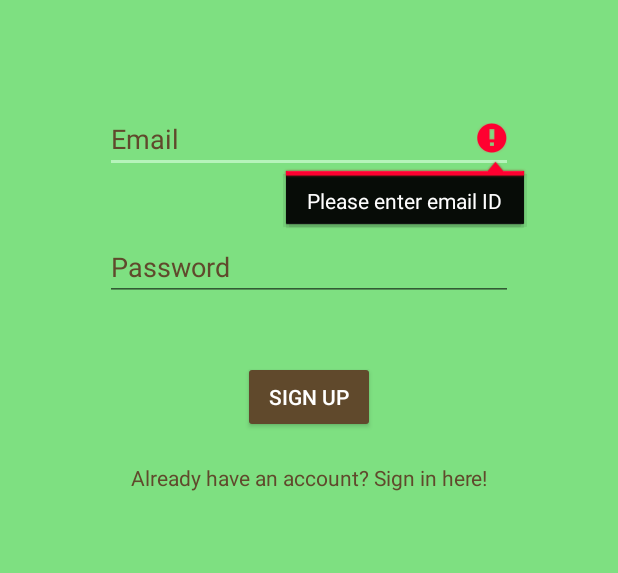
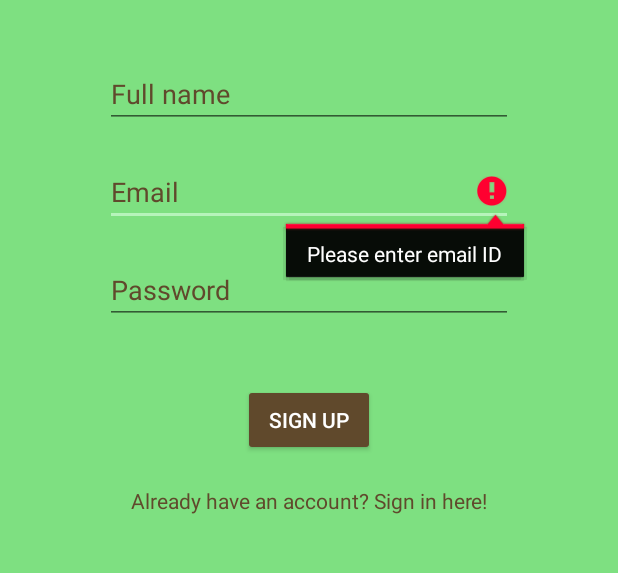
Before and after one commit to zeronid/DigitalGarden, an Android app: the SignUpActivity screen opened directly, with no data from a screen before it, after a tap on "SIGN UP", on a phone screen of 412 x 824 dp, the part 306-879 px from its top. Run offline under Robolectric (Android 15) with nearby library versions, the phone set to English and light mode, and no system bars; our stand-ins replace Firebase (no records; nobody signed in at launch, a user with empty details on screens opened directly).

Commit message:
1.Implemented a firebase database that stores: name,email,UID.

```diff
--- a/app/build.gradle
+++ b/app/build.gradle
@@ -31,4 +31,5 @@ dependencies {
     implementation 'androidx.recyclerview:recyclerview:1.1.0'
     implementation 'com.google.firebase:firebase-analytics:17.2.3'
     implementation 'com.google.firebase:firebase-auth:19.3.0'
+    implementation 'com.google.firebase:firebase-firestore:21.4.1'
 }
--- a/app/src/main/java/com/example/digitalgarden/activities/CreatePlantActivity.java
+++ b/app/src/main/java/com/example/digitalgarden/activities/CreatePlantActivity.java
@@ -134,8 +134,8 @@ public class CreatePlantActivity extends AppCompatActivity {
     public String saveImageToInternalStorage(Bitmap image) {
         try {
             String unique = UUID.randomUUID().toString();
-            FileOutputStream fos = openFileOutput(unique + ".png", Context.MODE_PRIVATE);
-            image.compress(Bitmap.CompressFormat.PNG, 100, fos);
+            FileOutputStream fos = openFileOutput(unique + ".JPEG", Context.MODE_PRIVATE);
+            image.compress(Bitmap.CompressFormat.JPEG, 100, fos);
             fos.close();
             return unique;
         } catch (Exception e) {
--- a/app/src/main/java/com/example/digitalgarden/activities/LoginActivity.java
+++ b/app/src/main/java/com/example/digitalgarden/activities/LoginActivity.java
@@ -18,6 +18,8 @@ import com.google.android.gms.tasks.Task;
 import com.google.firebase.auth.AuthResult;
 import com.google.firebase.auth.FirebaseAuth;
 import com.google.firebase.auth.FirebaseUser;
+
+import java.util.Objects;
 
 public class LoginActivity extends AppCompatActivity {
 
@@ -47,7 +49,7 @@ public class LoginActivity extends AppCompatActivity {
             @Override
             public void onAuthStateChanged(@NonNull FirebaseAuth firebaseAuth) {
                 FirebaseUser mFireBaseUser = mFirebaseAuth.getCurrentUser();
-                if(mFireBaseUser != null){
+                if(mFireBaseUser != null ){
                     Toast.makeText(LoginActivity.this, "You are logged in!", Toast.LENGTH_SHORT).show();
                     startActivity(new Intent(LoginActivity.this,MainActivity.class));
                     LoginActivity.this.finish();
--- a/app/src/main/java/com/example/digitalgarden/activities/PlantDisplayActivity.java
+++ b/app/src/main/java/com/example/digitalgarden/activities/PlantDisplayActivity.java
@@ -123,7 +123,7 @@ public class PlantDisplayActivity extends AppCompatActivity {
             Bitmap bitMap = BitmapFactory.decodeResource(getResources(),R.drawable.plant);
             return bitMap;
         }
-        File f = new File(getFilesDir(),MainActivity.plants.get(pos).getPlantImage() + ".png");
+        File f = new File(getFilesDir(),MainActivity.plants.get(pos).getPlantImage() + ".JPEG");
         Bitmap b = BitmapFactory.decodeResource(getResources(),R.drawable.plant);
         try {
             b = BitmapFactory.decodeStream(new FileInputStream(f));
@@ -134,7 +134,7 @@ public class PlantDisplayActivity extends AppCompatActivity {
     }
 
     private void deleteImage(int pos){
-            File file = new File(getFilesDir() + "/" + MainActivity.plants.get(pos).getPlantImage() + ".png");
+            File file = new File(getFilesDir() + "/" + MainActivity.plants.get(pos).getPlantImage() + ".JPEG");
             file.delete();
     }
 
@@ -183,7 +183,7 @@ public class PlantDisplayActivity extends AppCompatActivity {
     public void changePlantsImageInStorage(Bitmap image){
         FileOutputStream fos = null;
         try {
-            fos = openFileOutput(MainActivity.plants.get(getIntent().getExtras().getInt("position")).getPlantImage() + ".png", Context.MODE_PRIVATE);
+            fos = openFileOutput(MainActivity.plants.get(getIntent().getExtras().getInt("position")).getPlantImage() + ".JPEG", Context.MODE_PRIVATE);
         } catch (FileNotFoundException e) {
             e.printStackTrace();
         }
--- a/app/src/main/java/com/example/digitalgarden/activities/SignUpActivity.java
+++ b/app/src/main/java/com/example/digitalgarden/activities/SignUpActivity.java
@@ -5,6 +5,7 @@ import androidx.appcompat.app.AppCompatActivity;
 
 import android.content.Intent;
 import android.os.Bundle;
+import android.util.Log;
 import android.view.View;
 import android.widget.Button;
 import android.widget.EditText;
@@ -13,16 +14,28 @@ import android.widget.Toast;
 
 import com.example.digitalgarden.R;
 import com.google.android.gms.tasks.OnCompleteListener;
+import com.google.android.gms.tasks.OnFailureListener;
+import com.google.android.gms.tasks.OnSuccessListener;
 import com.google.android.gms.tasks.Task;
 import com.google.firebase.auth.AuthResult;
 import com.google.firebase.auth.FirebaseAuth;
+import com.google.firebase.auth.FirebaseUser;
+import com.google.firebase.firestore.DocumentReference;
+import com.google.firebase.firestore.FirebaseFirestore;
+
+import java.util.HashMap;
+import java.util.Map;
 
 
 public class SignUpActivity extends AppCompatActivity {
-    private EditText emailText, passwordText;
+    private EditText emailText, passwordText , nameText;
     private Button signUpButton;
     private TextView signInTextView;
     private FirebaseAuth mFirebaseAuth;
+    private FirebaseUser mUser;
+    private DocumentReference mDocRef;
+
+
     @Override
     protected void onCreate(Bundle savedInstanceState) {
         super.onCreate(savedInstanceState);
@@ -33,31 +46,64 @@ public class SignUpActivity extends AppCompatActivity {
         passwordText = findViewById(R.id.passwordEditText);
         signInTextView = findViewById(R.id.signInTextView);
         signUpButton = findViewById(R.id.signUpButton);
+        nameText = findViewById(R.id.nameEditText);
+        mDocRef = FirebaseFirestore.getInstance().collection("Users").document("info");
 
         signUpButton.setOnClickListener(new View.OnClickListener() {
             @Override
             public void onClick(View v) {
-                String email = emailText.getText().toString();
+                final String email = emailText.getText().toString();
                 String password = passwordText.getText().toString();
+                String name = nameText.getText().toString();
                 if(email.isEmpty()){
                     emailText.setError("Please enter email ID");
                     emailText.requestFocus();
                 } else if (password.isEmpty()){
                     passwordText.setError("Please enter a password");
                     passwordText.requestFocus();
-                }else if(!(email.isEmpty() && password.isEmpty())) {
+                }else if(!(email.isEmpty() && password.isEmpty() && name.isEmpty())) {
                     mFirebaseAuth.createUserWithEmailAndPassword(email,password).addOnCompleteListener(SignUpActivity.this, new OnCompleteListener<AuthResult>() {
                         @Override
                         public void onComplete(@NonNull Task<AuthResult> task) {
                             if(!task.isSuccessful()){
                                 Toast.makeText(SignUpActivity.this, "SignUp unsuccessful", Toast.LENGTH_SHORT).show();
                             }else{
+                                //Next two lines is to get User ID
+                                mUser = FirebaseAuth.getInstance().getCurrentUser();
+                                mDocRef = FirebaseFirestore.getInstance().collection("Users").document(mUser.getUid());
+                                String userUID = mUser.getUid();
+
+                                //Setting the data to be sent to the firestore Database.
+                                Map<String,Object> dataToSave = new HashMap<String,Object>();
+                                dataToSave.put("Name",nameText.getText().toString());
+                                dataToSave.put("Email",email);
+                                dataToSave.put("UID",userUID);
+
+                                //Saving the data to the Database
+                                mDocRef.set(dataToSave).addOnSuccessListener(new OnSuccessListener<Void>() {
+                                    @Override
+                                    public void onSuccess(Void aVoid) {
+                                        Log.i("Success,","Yayyy");
+                                    }
+                                }).addOnFailureListener(new OnFailureListener() {
+                                    @Override
+                                    public void onFailure(@NonNull Exception e) {
+                                        e.printStackTrace();
+                                        Log.w("Oh no!","The data has not been saved");
+                                    }
+                                });
+
+                                //Starting the main activity
                                 startActivity(new Intent(SignUpActivity.this,MainActivity.class));
                                 SignUpActivity.this.finish();
                             }
                         }
                     });
-                }else {
+                }else if(name.isEmpty()){
+                    nameText.setError("Please enter your name");
+                    nameText.requestFocus();
+                }
+                else {
                     Toast.makeText(SignUpActivity.this, "Error occured", Toast.LENGTH_SHORT).show();
                 }
             }
--- a/app/src/main/java/com/example/digitalgarden/adapters/PlantsAdapter.java
+++ b/app/src/main/java/com/example/digitalgarden/adapters/PlantsAdapter.java
@@ -116,7 +116,7 @@ public class PlantsAdapter extends RecyclerView.Adapter<PlantsAdapter.ViewHolder
             Bitmap bitMap = BitmapFactory.decodeResource(this.context.getResources(),R.drawable.plant);
             return bitMap;
         }
-        File f = new File(context.getFilesDir(),MainActivity.plants.get(pos).getPlantImage() +".png");
+        File f = new File(context.getFilesDir(),MainActivity.plants.get(pos).getPlantImage() +".JPEG");
         Bitmap b = BitmapFactory.decodeResource(context.getApplicationContext().getResources(),R.drawable.plant);
         try {
             b = BitmapFactory.decodeStream(new FileInputStream(f));
--- a/app/src/main/res/layout/activity_sign_up.xml
+++ b/app/src/main/res/layout/activity_sign_up.xml
@@ -22,11 +22,27 @@
         app:layout_constraintTop_toTopOf="parent" />
 
     <EditText
+        android:id="@+id/nameEditText"
+        android:layout_width="0dp"
+        android:layout_height="wrap_content"
+        android:layout_marginStart="70dp"
+        android:layout_marginTop="40dp"
+        android:layout_marginEnd="70dp"
+        android:ems="10"
+        android:hint="Full name"
+        android:inputType="textEmailAddress"
+        android:textColorHint="@color/brownContrast"
+        app:layout_constraintEnd_toEndOf="parent"
+        app:layout_constraintHorizontal_bias="0.0"
+        app:layout_constraintStart_toStartOf="parent"
+        app:layout_constraintTop_toBottomOf="@+id/digitalGardenTextView" />
+
+    <EditText
         android:id="@+id/emailEditText"
         android:layout_width="0dp"
         android:layout_height="wrap_content"
         android:layout_marginStart="70dp"
-        android:layout_marginTop="70dp"
+        android:layout_marginTop="20dp"
         android:layout_marginEnd="70dp"
         android:ems="10"
         android:hint="Email"
@@ -35,14 +51,14 @@
         app:layout_constraintEnd_toEndOf="parent"
         app:layout_constraintHorizontal_bias="0.5"
         app:layout_constraintStart_toStartOf="parent"
-        app:layout_constraintTop_toBottomOf="@+id/digitalGardenTextView" />
+        app:layout_constraintTop_toBottomOf="@+id/nameEditText" />
 
     <EditText
         android:id="@+id/passwordEditText"
         android:layout_width="0dp"
         android:layout_height="wrap_content"
         android:layout_marginStart="70dp"
-        android:layout_marginTop="40dp"
+        android:layout_marginTop="20dp"
         android:layout_marginEnd="70dp"
         android:ems="10"
         android:hint="Password"
--- a/app/src/main/res/menu/main_menu.xml
+++ b/app/src/main/res/menu/main_menu.xml
@@ -2,11 +2,11 @@
 <menu xmlns:android="http://schemas.android.com/apk/res/android"
     xmlns:app="http://schemas.android.com/apk/res-auto">
     <item
-        android:id="@+id/search_icon"
+        android:id="@+id/change_user"
         android:title="Sort by"
-        android:icon="@drawable/ic_search_black_24dp"
+        android:icon="@drawable/common_full_open_on_phone"
         app:showAsAction="ifRoom|collapseActionView"
-        app:actionViewClass="androidx.appcompat.widget.SearchView">
+        app:actionViewClass="androidx.appcompat.widget.ActionMenuView">
     </item>
 
 </menu>
```
Also changed, not shown: app/src/main/java/com/example/digitalgarden/activities/MainActivity.java (+16 -36 lines).
